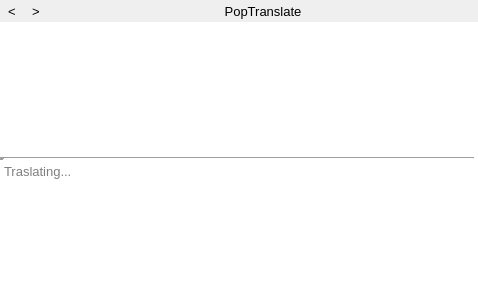
The window that src/popupdialog.ui (glaumar/PopTranslate) describes before a commit, drawn with Qt 5.
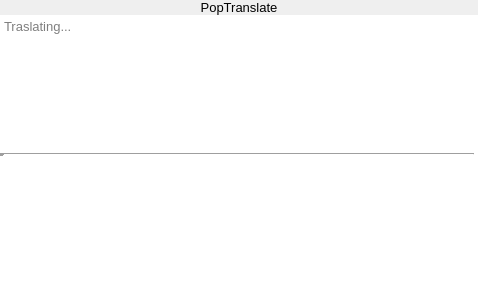
The same window after the commit. Icons and pictures are not drawn.

Commit message: Use floating button instead of tool button

The edit to the form file:
```diff
--- a/src/popupdialog.ui
+++ b/src/popupdialog.ui
@@ -76,43 +76,6 @@
       <property name="bottomMargin">
        <number>0</number>
       </property>
-      <item>
-       <widget class="QToolButton" name="prev_toolbutton">
-        <property name="tabletTracking">
-         <bool>true</bool>
-        </property>
-        <property name="text">
-         <string>&lt;</string>
-        </property>
-        <property name="icon">
-         <iconset theme="go-previous">
-          <normaloff>.</normaloff>.</iconset>
-        </property>
-        <property name="autoRaise">
-         <bool>true</bool>
-        </property>
-       </widget>
-      </item>
-      <item>
-       <widget class="QToolButton" name="next_toolbutton">
-        <property name="tabletTracking">
-         <bool>true</bool>
-        </property>
-        <property name="text">
-         <string>&gt;</string>
-        </property>
-        <property name="icon">
-         <iconset theme="go-next">
-          <normaloff>.</normaloff>.</iconset>
-        </property>
-        <property name="autoRaise">
-         <bool>true</bool>
-        </property>
-        <property name="arrowType">
-         <enum>Qt::NoArrow</enum>
-        </property>
-       </widget>
-      </item>
       <item>
        <widget class="QLabel" name="title_label">
         <property name="text">
@@ -126,62 +89,6 @@
      </layout>
     </widget>
    </item>
-   <item>
-    <widget class="QPlainTextEdit" name="src_plain_text_edit">
-     <property name="enabled">
-      <bool>true</bool>
-     </property>
-     <property name="sizePolicy">
-      <sizepolicy hsizetype="Preferred" vsizetype="Preferred">
-       <horstretch>0</horstretch>
-       <verstretch>0</verstretch>
-      </sizepolicy>
-     </property>
-     <property name="mouseTracking">
-      <bool>false</bool>
-     </property>
-     <property name="focusPolicy">
-      <enum>Qt::NoFocus</enum>
-     </property>
-     <property name="autoFillBackground">
-      <bool>false</bool>
-     </property>
-     <property name="styleSheet">
-      <string notr="true"/>
-     </property>
-     <property name="frameShape">
-      <enum>QFrame::NoFrame</enum>
-     </property>
-     <property name="frameShadow">
-      <enum>QFrame::Sunken</enum>
-     </property>
-     <property name="lineWidth">
-      <number>0</number>
-     </property>
-     <property name="verticalScrollBarPolicy">
-      <enum>Qt::ScrollBarAlwaysOff</enum>
-     </property>
-     <property name="horizontalScrollBarPolicy">
-      <enum>Qt::ScrollBarAlwaysOff</enum>
-     </property>
-     <property name="sizeAdjustPolicy">
-      <enum>QAbstractScrollArea::AdjustToContents</enum>
-     </property>
-     <property name="textInteractionFlags">
-      <set>Qt::NoTextInteraction</set>
-     </property>
-    </widget>
-   </item>
-   <item>
-    <widget class="Line" name="horizon_line">
-     <property name="lineWidth">
-      <number>5</number>
-     </property>
-     <property name="orientation">
-      <enum>Qt::Horizontal</enum>
-     </property>
-    </widget>
-   </item>
    <item>
     <widget class="QTextEdit" name="trans_text_edit">
      <property name="sizePolicy">
@@ -247,6 +154,50 @@
      </property>
     </widget>
    </item>
+   <item>
+    <widget class="Line" name="horizon_line">
+     <property name="lineWidth">
+      <number>5</number>
+     </property>
+     <property name="orientation">
+      <enum>Qt::Horizontal</enum>
+     </property>
+    </widget>
+   </item>
+   <item>
+    <widget class="QPlainTextEdit" name="src_plain_text_edit">
+     <property name="sizePolicy">
+      <sizepolicy hsizetype="Preferred" vsizetype="Preferred">
+       <horstretch>0</horstretch>
+       <verstretch>0</verstretch>
+      </sizepolicy>
+     </property>
+     <property name="tabletTracking">
+      <bool>false</bool>
+     </property>
+     <property name="focusPolicy">
+      <enum>Qt::NoFocus</enum>
+     </property>
+     <property name="frameShape">
+      <enum>QFrame::NoFrame</enum>
+     </property>
+     <property name="verticalScrollBarPolicy">
+      <enum>Qt::ScrollBarAlwaysOff</enum>
+     </property>
+     <property name="horizontalScrollBarPolicy">
+      <enum>Qt::ScrollBarAlwaysOff</enum>
+     </property>
+     <property name="sizeAdjustPolicy">
+      <enum>QAbstractScrollArea::AdjustToContents</enum>
+     </property>
+     <property name="readOnly">
+      <bool>true</bool>
+     </property>
+     <property name="textInteractionFlags">
+      <set>Qt::NoTextInteraction</set>
+     </property>
+    </widget>
+   </item>
   </layout>
  </widget>
  <resources/>
```
The commit also changes 2 other files.
